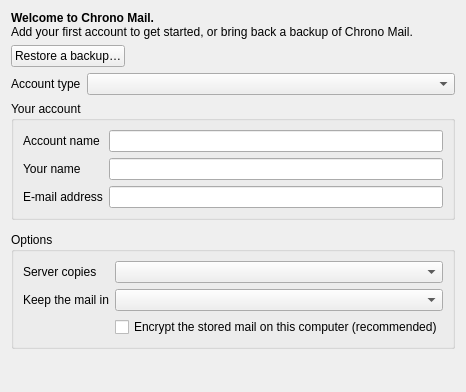
rob-vandenberg/chrono-mail, file src/chrono_mail/ui/forms/account_add.ui: the form before one commit.
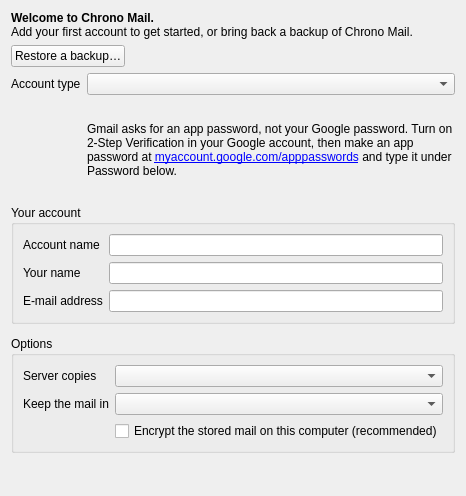
The form after the commit.

Commit message: Gmail mail with an app password: a Gmail choice in Add account, All Mail hidden at first, a refused login explains app passwords

```diff
--- a/src/chrono_mail/ui/forms/account_add.ui
+++ b/src/chrono_mail/ui/forms/account_add.ui
@@ -38,6 +38,22 @@
      <item row="0" column="1">
       <widget class="QComboBox" name="kind" />
      </item>
+     <item row="1" column="1">
+      <widget class="QLabel" name="gmailHelp">
+       <property name="text">
+        <string>Gmail asks for an app password, not your Google password. Turn on 2-Step Verification in your Google account, then make an app password at &lt;a href="https://myaccount.google.com/apppasswords"&gt;myaccount.google.com/apppasswords&lt;/a&gt; and type it under Password below.</string>
+       </property>
+       <property name="textFormat">
+        <enum>Qt::RichText</enum>
+       </property>
+       <property name="wordWrap">
+        <bool>true</bool>
+       </property>
+       <property name="openExternalLinks">
+        <bool>true</bool>
+       </property>
+      </widget>
+     </item>
     </layout>
    </item>
    <item>
```
The commit also changes 18 other files.
